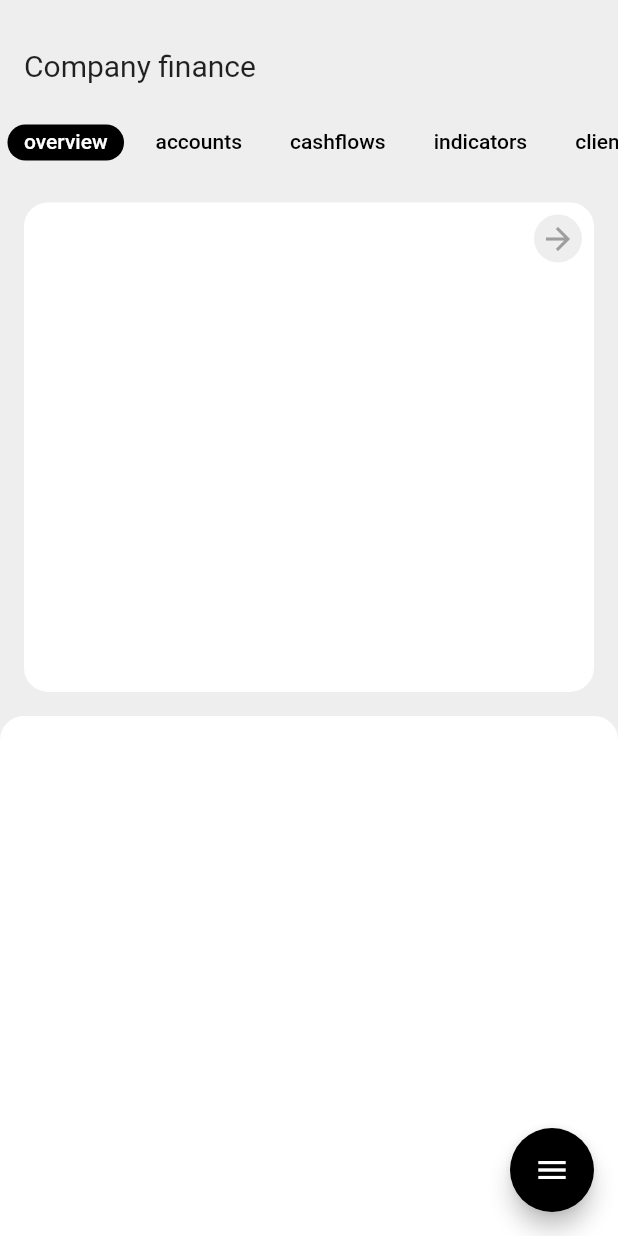
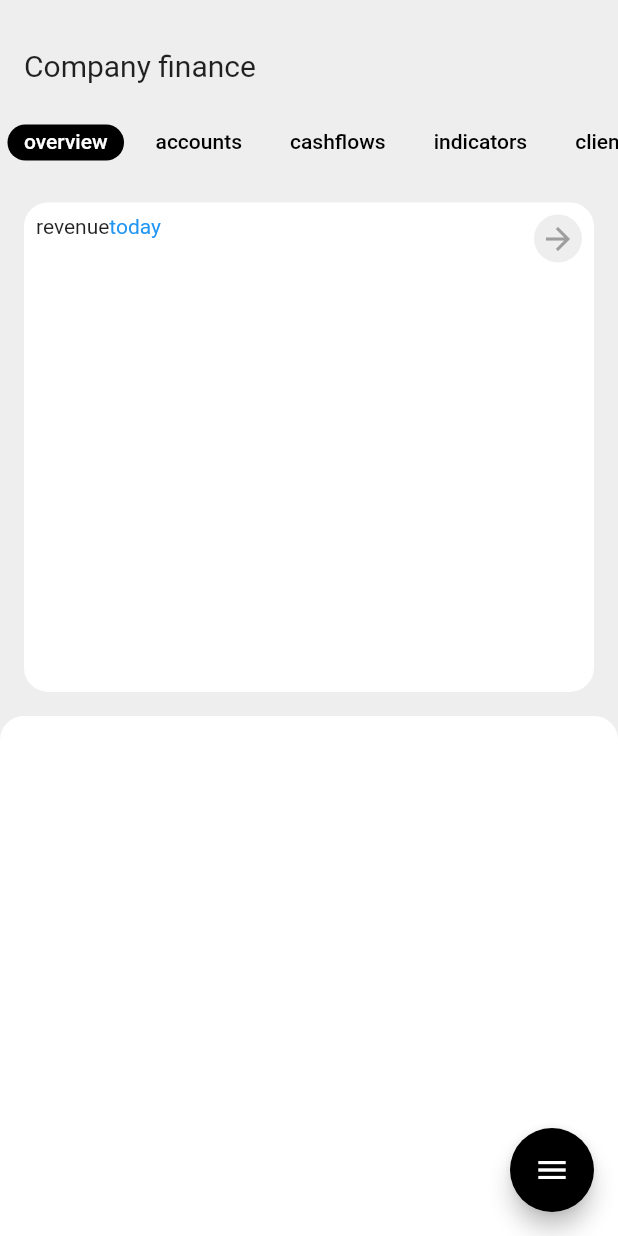
Before and after one commit to JAICHANGPARK/flutter_notebook_19th_story, a Flutter app: the screen it shows after launch, on a phone screen of 412 x 824 dp. Run offline on Flutter 3.47's test engine with Material 2 defaults, Android fonts, the phone set to English and light mode, and no system bars; our stand-ins replace bubble_tab_indicator, cached_network_image, countup, fl_chart, flutter_riverpod, freezed_annotation and 2 more.

Commit message:
Update biz_main_page.dart

```diff
--- a/lib/ep1136_business_assistance_app/src/ui/biz_main_page.dart
+++ b/lib/ep1136_business_assistance_app/src/ui/biz_main_page.dart
@@ -111,11 +111,26 @@ class _BizMainPageState extends State<BizMainPage> with SingleTickerProviderStat
                                         ),
                                       ),
                                       Positioned(
+                                        left: 8,
+                                          top: 8,
+                                          right: 8,
+                                          bottom: 8,
                                           child: Column(
+                                            crossAxisAlignment: CrossAxisAlignment.start,
                                         children: [
                                           Text.rich(
                                             TextSpan(
-                                              children: [],
+                                              children: [
+                                                TextSpan(
+                                                  text: "revenue",
+                                                ),
+                                                TextSpan(
+                                                  text: "today",
+                                                  style: TextStyle(
+                                                    color: Colors.blue
+                                                  )
+                                                )
+                                              ],
                                             ),
                                           )
                                         ],
```
